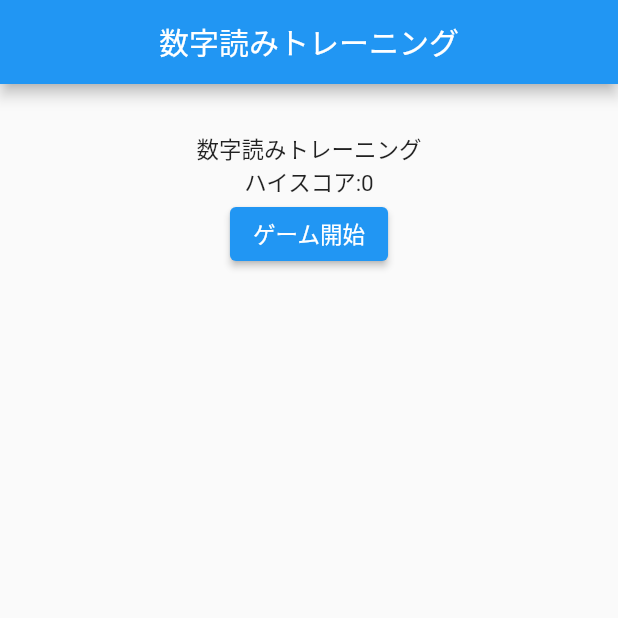
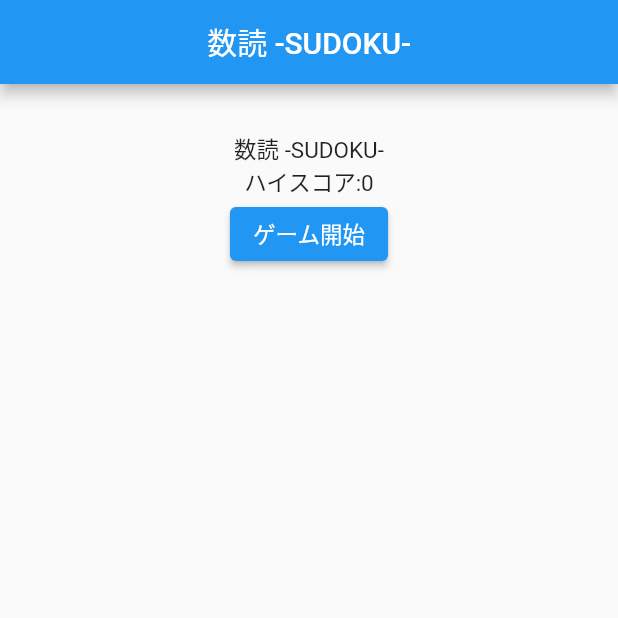
Before and after one commit to miyashiiii/number_read, a Flutter app: the screen it shows after launch, on a phone screen of 412 x 824 dp, the top half of it. Run offline on Flutter 3.47's test engine with Material 2 defaults, Android fonts, the light colour scheme and no system bars; our stand-ins replace page_transition, shared_preferences.

Commit message:
change: change app name

```diff
--- a/lib/first_page.dart
+++ b/lib/first_page.dart
@@ -21,7 +21,7 @@ class _FirstPageState extends State<FirstPage> {
     checkHighScore();
     return Scaffold(
       appBar: AppBar(
-        title: Text('数字読みトレーニング'),
+        title: Text('数読 -SUDOKU-'),
         centerTitle: true,
       ),
       body: Container(
@@ -29,7 +29,7 @@ class _FirstPageState extends State<FirstPage> {
         child: Center(
           child: Column(
             children: [
-              Text("数字読みトレーニング"),
+              Text("数読 -SUDOKU-"),
               Text("ハイスコア:" + _highScore.toString()),
               ElevatedButton(
                 onPressed: () {
--- a/lib/game_page.dart
+++ b/lib/game_page.dart
@@ -198,7 +198,7 @@ class _GamePageState extends State<GamePage> {
     getHighScore();
     return Scaffold(
       appBar: AppBar(
-        title: Text("数字読みトレーニング"),
+        title: Text("数読 -SUDOKU-"),
       ),
       body: Column(
         children: [
```
